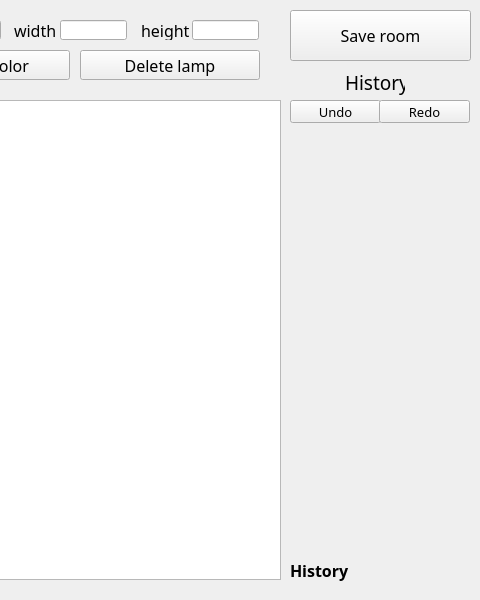
Above: MainWindow.ui from artemyarotskyi/disko before the change; both pictures show x 520 to 1000 and y 0 to 600 of the 1000 by 600 pixel window. Below: the same form after it.
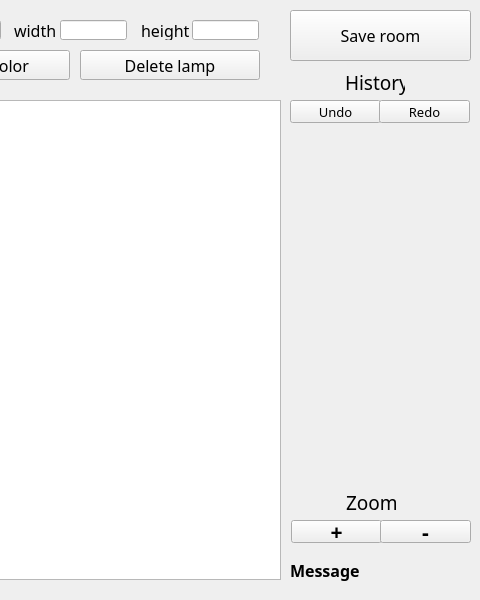
That is the form after the change.

Commit message: Ui and scene size

Diff of the .ui file:
```diff
--- a/MainWindow.ui
+++ b/MainWindow.ui
@@ -76,7 +76,7 @@
       <x>810</x>
       <y>100</y>
       <width>180</width>
-      <height>460</height>
+      <height>381</height>
      </rect>
     </property>
     <widget class="QPushButton" name="bntUndo">
@@ -363,7 +363,7 @@
      <rect>
       <x>810</x>
       <y>558</y>
-      <width>60</width>
+      <width>180</width>
       <height>25</height>
      </rect>
     </property>
@@ -376,7 +376,68 @@
      </font>
     </property>
     <property name="text">
-     <string>History</string>
+     <string>Message</string>
+    </property>
+   </widget>
+   <widget class="QLabel" name="lblTitleZoom">
+    <property name="geometry">
+     <rect>
+      <x>866</x>
+      <y>490</y>
+      <width>60</width>
+      <height>25</height>
+     </rect>
+    </property>
+    <property name="font">
+     <font>
+      <family>Gadugi</family>
+      <pointsize>14</pointsize>
+     </font>
+    </property>
+    <property name="text">
+     <string>Zoom</string>
+    </property>
+   </widget>
+   <widget class="QPushButton" name="btnZoomPlus">
+    <property name="geometry">
+     <rect>
+      <x>811</x>
+      <y>520</y>
+      <width>91</width>
+      <height>23</height>
+     </rect>
+    </property>
+    <property name="font">
+     <font>
+      <family>Gadugi</family>
+      <pointsize>16</pointsize>
+      <weight>75</weight>
+      <bold>true</bold>
+     </font>
+    </property>
+    <property name="text">
+     <string>+</string>
+    </property>
+   </widget>
+   <widget class="QPushButton" name="btnZoomMinus">
+    <property name="geometry">
+     <rect>
+      <x>900</x>
+      <y>520</y>
+      <width>91</width>
+      <height>23</height>
+     </rect>
+    </property>
+    <property name="font">
+     <font>
+      <family>Gadugi</family>
+      <pointsize>16</pointsize>
+      <weight>75</weight>
+      <bold>true</bold>
+     </font>
+    </property>
+    <property name="text">
+     <string>-</string>
     </property>
    </widget>
   </widget>
```
Left out of the diff: 2 changed lines with no effect on the pictures. The commit also changes 2 other files.
